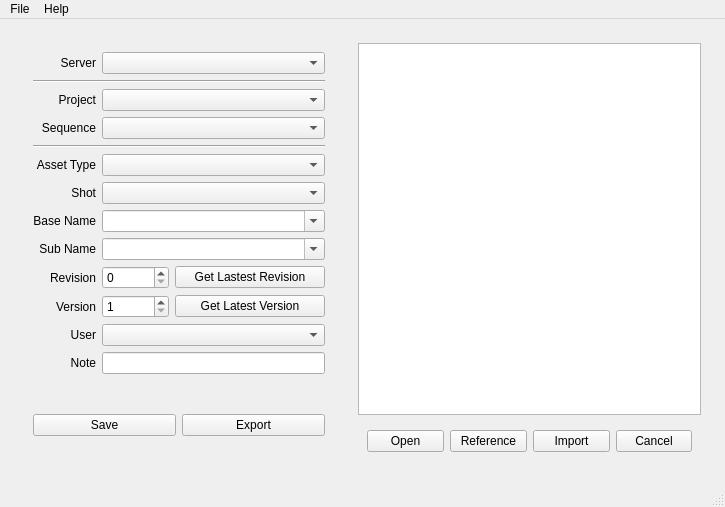
Before: the Qt Designer form ui/assetManager.ui in code-google-com/oyprojectmanager, drawn with Qt 5.
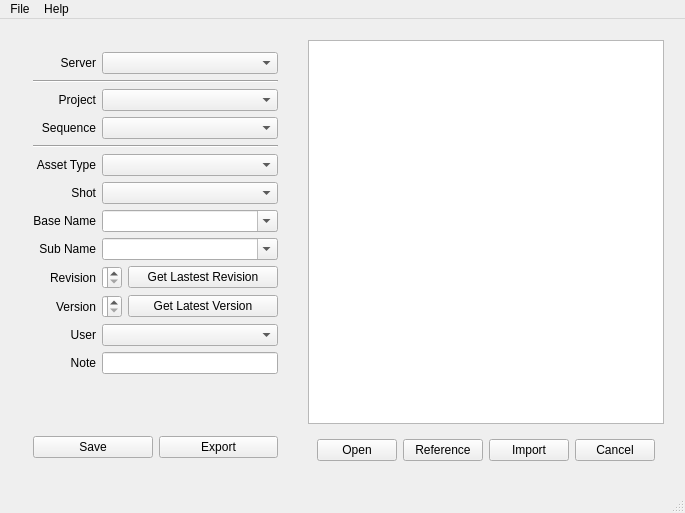
After: the same form once the commit is applied.

```diff
--- a/ui/assetManager.ui
+++ b/ui/assetManager.ui
@@ -9,8 +9,8 @@
    <rect>
     <x>0</x>
     <y>0</y>
-    <width>725</width>
-    <height>507</height>
+    <width>665</width>
+    <height>513</height>
    </rect>
   </property>
   <property name="sizePolicy">
@@ -50,7 +50,7 @@
            <verstretch>1</verstretch>
           </sizepolicy>
          </property>
-         <layout class="QVBoxLayout" name="verticalLayout1" stretch="0,0">
+         <layout class="QVBoxLayout" name="verticalLayout1" stretch="0,0,0">
           <item>
            <widget class="QWidget" name="gridWidget1" native="true">
             <layout class="QGridLayout" name="gridLayout1">
@@ -501,6 +501,19 @@
             </layout>
            </widget>
           </item>
+          <item>
+           <spacer name="verticalSpacer">
+            <property name="orientation">
+             <enum>Qt::Vertical</enum>
+            </property>
+            <property name="sizeHint" stdset="0">
+             <size>
+              <width>20</width>
+              <height>40</height>
+             </size>
+            </property>
+           </spacer>
+          </item>
           <item>
            <widget class="QWidget" name="saveButtons_horizontalWidget" native="true">
             <layout class="QHBoxLayout" name="saveCanel_horizontalLayout" stretch="1,1">
@@ -548,13 +561,10 @@
        </item>
        <item>
         <widget class="QWidget" name="verticalWidget2" native="true">
-         <property name="minimumSize">
-          <size>
-           <width>50</width>
-           <height>0</height>
-          </size>
-         </property>
          <layout class="QVBoxLayout" name="verticalLayout2">
+          <property name="margin">
+           <number>6</number>
+          </property>
           <item>
            <widget class="QListWidget" name="assets_listWidget1">
             <property name="sizePolicy">
@@ -691,7 +701,7 @@
     <rect>
      <x>0</x>
      <y>0</y>
-     <width>725</width>
+     <width>665</width>
      <height>23</height>
     </rect>
    </property>
```
